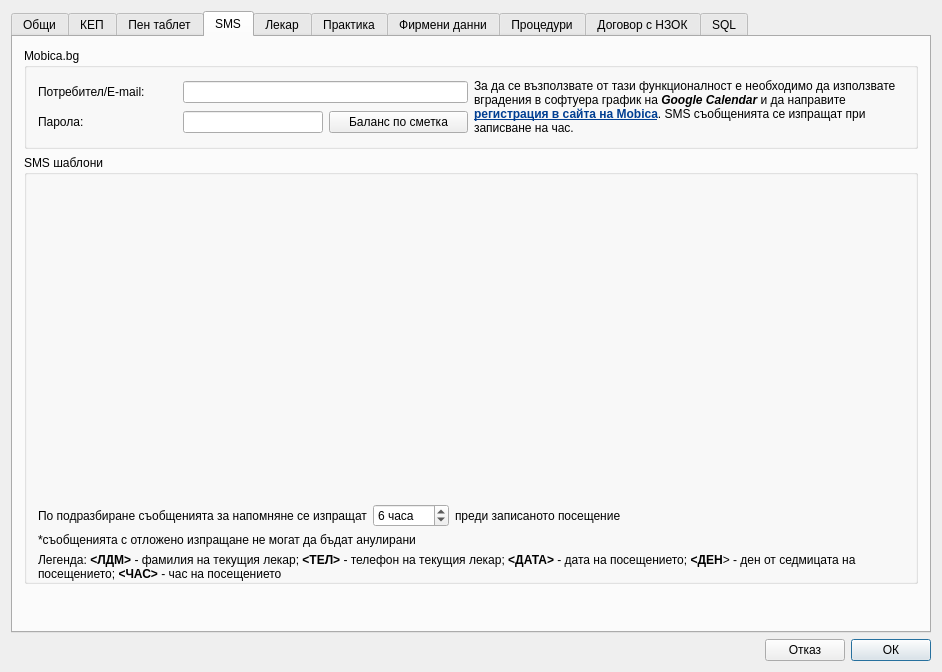
thefinalcutbg/DinoDent, file src/View/Widgets/SettingsDialog.ui: the form before one commit.
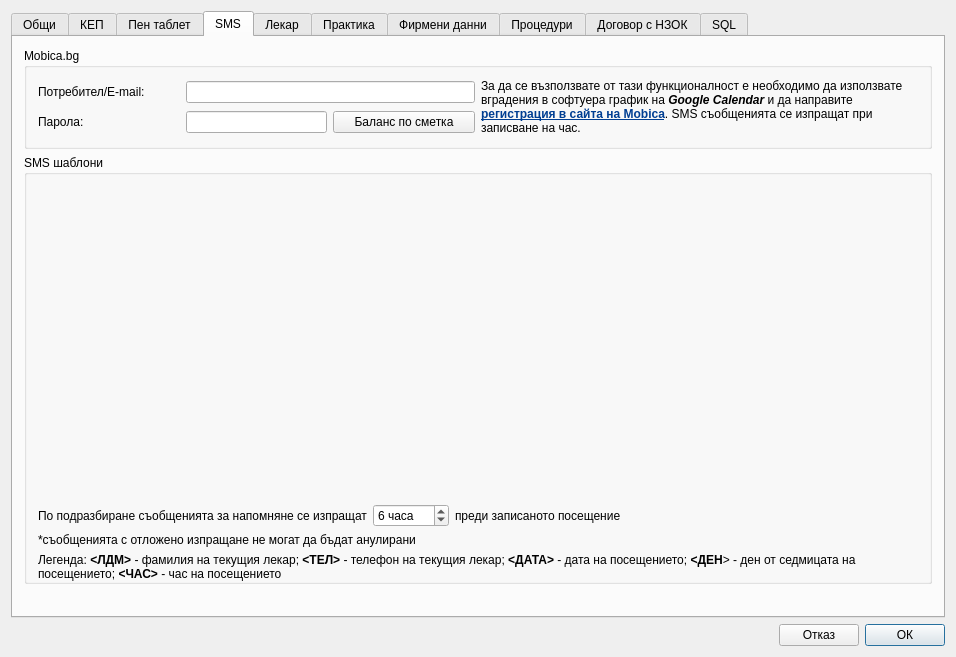
The form after the commit. Custom widgets are drawn as their Qt base class.

Commit message: dialog minimum size updated

```diff
--- a/src/View/Widgets/SettingsDialog.ui
+++ b/src/View/Widgets/SettingsDialog.ui
@@ -6,14 +6,14 @@
    <rect>
     <x>0</x>
     <y>0</y>
-    <width>942</width>
-    <height>672</height>
+    <width>956</width>
+    <height>657</height>
    </rect>
   </property>
   <property name="minimumSize">
    <size>
-    <width>0</width>
-    <height>672</height>
+    <width>956</width>
+    <height>657</height>
    </size>
   </property>
   <property name="windowTitle">
```
